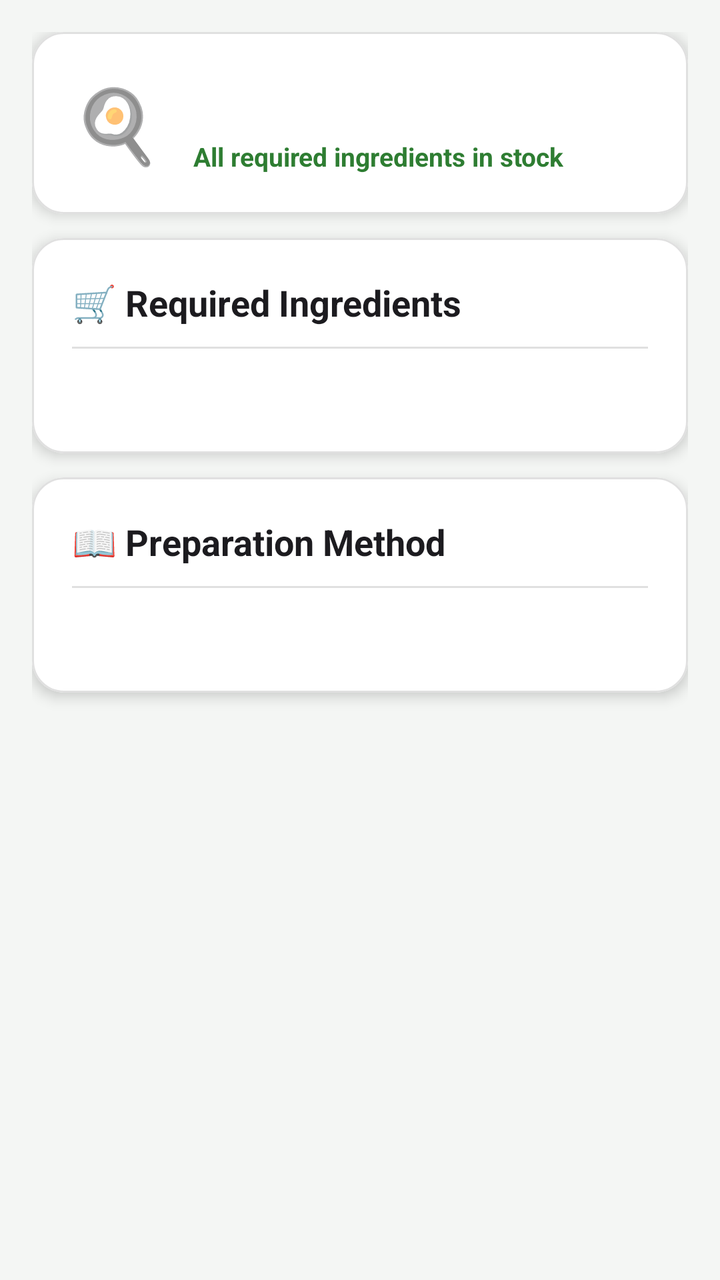
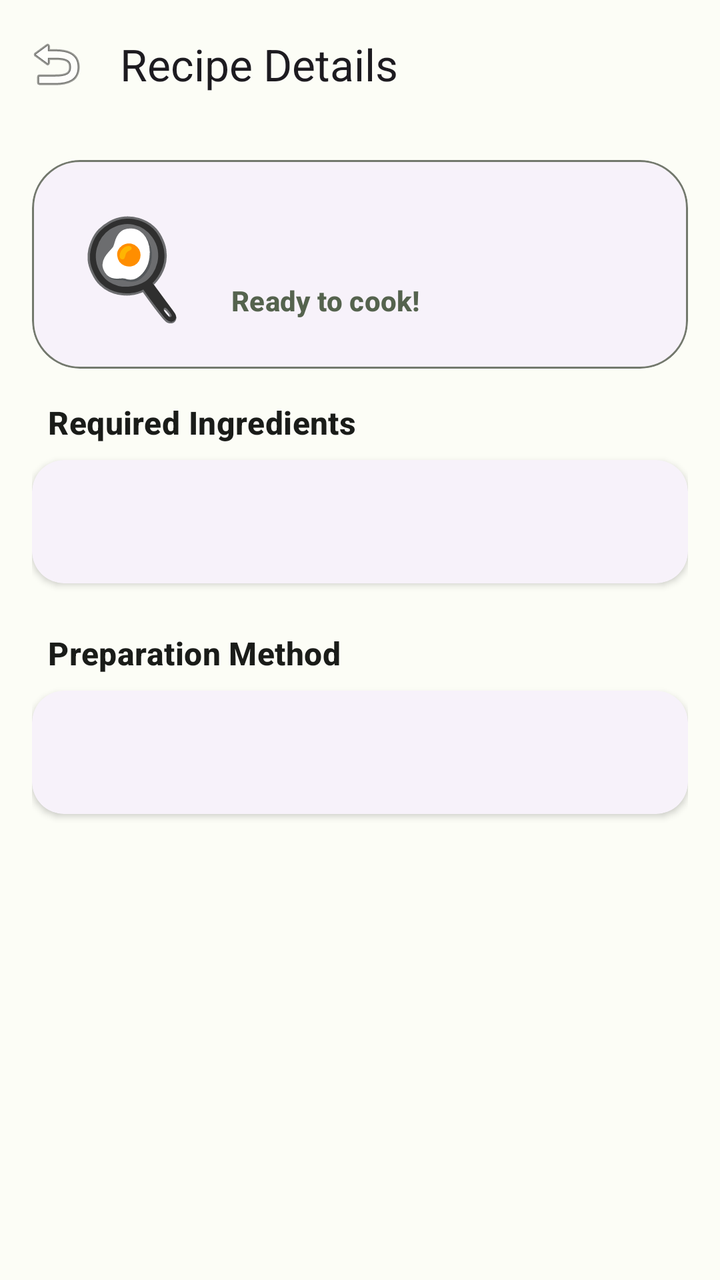

The first picture is an Android layout as it rendered before a commit; the second is the same layout after the commit. The layout source and the unified diff follow.
<!-- AndroidManifest.xml: application theme Theme.SmartPantry -->
<!-- res/layout/activity_recipe_detail.xml -->
<?xml version="1.0" encoding="utf-8"?>
<ScrollView xmlns:android="http://schemas.android.com/apk/res/android"
    xmlns:app="http://schemas.android.com/apk/res-auto"
    android:layout_width="match_parent"
    android:layout_height="match_parent"
    android:background="@color/background_light">

    <LinearLayout
        android:layout_width="match_parent"
        android:layout_height="wrap_content"
        android:orientation="vertical"
        android:padding="16dp">

        
        <com.google.android.material.card.MaterialCardView
            android:layout_width="match_parent"
            android:layout_height="wrap_content"
            android:layout_marginBottom="12dp"
            app:cardBackgroundColor="@color/white"
            app:cardCornerRadius="16dp"
            app:cardElevation="4dp"
            app:strokeColor="@color/divider_color"
            app:strokeWidth="1dp">

            <LinearLayout
                android:layout_width="match_parent"
                android:layout_height="wrap_content"
                android:gravity="center_vertical"
                android:orientation="horizontal"
                android:padding="20dp">

                <TextView
                    android:layout_width="wrap_content"
                    android:layout_height="wrap_content"
                    android:layout_marginEnd="16dp"
                    android:text="🍳"
                    android:textSize="36sp" />

                <LinearLayout
                    android:layout_width="match_parent"
                    android:layout_height="wrap_content"
                    android:orientation="vertical">

                    <TextView
                        android:id="@+id/recipeName"
                        android:layout_width="match_parent"
                        android:layout_height="wrap_content"
                        android:textColor="@color/green_dark"
                        android:textSize="22sp"
                        android:textStyle="bold" />

                    <TextView
                        android:layout_width="match_parent"
                        android:layout_height="wrap_content"
                        android:layout_marginTop="4dp"
                        android:text="All required ingredients in stock"
                        android:textColor="@color/green_primary"
                        android:textSize="13sp"
                        android:textStyle="bold" />
                </LinearLayout>
            </LinearLayout>
        </com.google.android.material.card.MaterialCardView>

        
        <com.google.android.material.card.MaterialCardView
            android:layout_width="match_parent"
            android:layout_height="wrap_content"
            android:layout_marginBottom="12dp"
            app:cardBackgroundColor="@color/white"
            app:cardCornerRadius="16dp"
            app:cardElevation="4dp"
            app:strokeColor="@color/divider_color"
            app:strokeWidth="1dp">

            <LinearLayout
                android:layout_width="match_parent"
                android:layout_height="wrap_content"
                android:orientation="vertical"
                android:padding="20dp">

                <TextView
                    android:layout_width="wrap_content"
                    android:layout_height="wrap_content"
                    android:text="🛒 Required Ingredients"
                    android:textColor="@color/text_primary"
                    android:textSize="18sp"
                    android:textStyle="bold" />

                <View
                    android:layout_width="match_parent"
                    android:layout_height="1dp"
                    android:layout_marginTop="10dp"
                    android:layout_marginBottom="12dp"
                    android:background="@color/divider_color" />

                <TextView
                    android:id="@+id/ingredientsText"
                    android:layout_width="match_parent"
                    android:layout_height="wrap_content"
                    android:lineSpacingExtra="6dp"
                    android:textColor="@color/text_primary"
                    android:textSize="15sp" />
            </LinearLayout>
        </com.google.android.material.card.MaterialCardView>

        
        <com.google.android.material.card.MaterialCardView
            android:layout_width="match_parent"
            android:layout_height="wrap_content"
            android:layout_marginBottom="16dp"
            app:cardBackgroundColor="@color/white"
            app:cardCornerRadius="16dp"
            app:cardElevation="4dp"
            app:strokeColor="@color/divider_color"
            app:strokeWidth="1dp">

            <LinearLayout
                android:layout_width="match_parent"
                android:layout_height="wrap_content"
                android:orientation="vertical"
                android:padding="20dp">

                <TextView
                    android:layout_width="wrap_content"
                    android:layout_height="wrap_content"
                    android:text="📖 Preparation Method"
                    android:textColor="@color/text_primary"
                    android:textSize="18sp"
                    android:textStyle="bold" />

                <View
                    android:layout_width="match_parent"
                    android:layout_height="1dp"
                    android:layout_marginTop="10dp"
                    android:layout_marginBottom="12dp"
                    android:background="@color/divider_color" />

                <TextView
                    android:id="@+id/methodText"
                    android:layout_width="match_parent"
                    android:layout_height="wrap_content"
                    android:lineSpacingExtra="6dp"
                    android:textColor="@color/text_primary"
                    android:textSize="15sp" />
            </LinearLayout>
        </com.google.android.material.card.MaterialCardView>

    </LinearLayout>
</ScrollView>
<!-- resources referenced by this layout -->
<resources>
  <color name="background_light">#F4F6F4</color>
  <color name="divider_color">#E0E0E0</color>
  <color name="green_dark">#1B5E20</color>
  <color name="green_primary">#2E7D32</color>
  <color name="text_primary">#1C1B1F</color>
  <color name="white">#FFFFFF</color>
  <style name="Theme.SmartPantry" parent="Theme.MaterialComponents.DayNight.DarkActionBar">
          <item name="colorPrimary">@color/green_primary</item>
          <item name="colorPrimaryVariant">@color/green_dark</item>
          <item name="colorOnPrimary">@color/white</item>
          <item name="colorSecondary">@color/amber_accent</item>
          <item name="colorOnSecondary">@color/white</item>
          <item name="android:windowBackground">@color/background_light</item>
          <item name="android:textColorPrimary">@color/text_primary</item>
      </style>
  <color name="amber_accent">#F57C00</color>
</resources>

<!-- the commit's change to res/layout/activity_recipe_detail.xml (unified diff, before → after) -->
@@ -1,149 +1,138 @@
 <?xml version="1.0" encoding="utf-8"?>
-<ScrollView xmlns:android="http://schemas.android.com/apk/res/android"
+<androidx.coordinatorlayout.widget.CoordinatorLayout xmlns:android="http://schemas.android.com/apk/res/android"
     xmlns:app="http://schemas.android.com/apk/res-auto"
     android:layout_width="match_parent"
     android:layout_height="match_parent"
-    android:background="@color/background_light">
+    android:background="?attr/colorSurface">
 
-    <LinearLayout
+    <com.google.android.material.appbar.AppBarLayout
         android:layout_width="match_parent"
-        android:layout_height="wrap_content"
-        android:orientation="vertical"
-        android:padding="16dp">
+        android:layout_height="wrap_content">
 
-        
-        <com.google.android.material.card.MaterialCardView
+        <com.google.android.material.appbar.MaterialToolbar
+            android:id="@+id/toolbar"
+            android:layout_width="match_parent"
+            android:layout_height="?attr/actionBarSize"
+            app:title="Recipe Details"
+            app:navigationIcon="@android:drawable/ic_menu_revert" />
+
+    </com.google.android.material.appbar.AppBarLayout>
+
+    <ScrollView
+        android:layout_width="match_parent"
+        android:layout_height="match_parent"
+        app:layout_behavior="@string/appbar_scrolling_view_behavior">
+
+        <LinearLayout
             android:layout_width="match_parent"
             android:layout_height="wrap_content"
-            android:layout_marginBottom="12dp"
-            app:cardBackgroundColor="@color/white"
-            app:cardCornerRadius="16dp"
-            app:cardElevation="4dp"
-            app:strokeColor="@color/divider_color"
-            app:strokeWidth="1dp">
+            android:orientation="vertical"
+            android:padding="16dp">
 
-            <LinearLayout
+            <com.google.android.material.card.MaterialCardView
                 android:layout_width="match_parent"
                 android:layout_height="wrap_content"
-                android:gravity="center_vertical"
-                android:orientation="horizontal"
-                android:padding="20dp">
-
-                <TextView
-                    android:layout_width="wrap_content"
-                    android:layout_height="wrap_content"
-                    android:layout_marginEnd="16dp"
-                    android:text="🍳"
-                    android:textSize="36sp" />
+                android:layout_marginBottom="16dp"
+                app:cardCornerRadius="24dp"
+                app:cardElevation="0dp"
+                app:strokeColor="?attr/colorOutline"
+                app:strokeWidth="1dp">
 
                 <LinearLayout
                     android:layout_width="match_parent"
                     android:layout_height="wrap_content"
-                    android:orientation="vertical">
+                    android:gravity="center_vertical"
+                    android:orientation="horizontal"
+                    android:padding="20dp">
 
                     <TextView
-                        android:id="@+id/recipeName"
+                        android:layout_width="wrap_content"
+                        android:layout_height="wrap_content"
+                        android:layout_marginEnd="20dp"
+                        android:text="🍳"
+                        android:textSize="48sp" />
+
+                    <LinearLayout
                         android:layout_width="match_parent"
                         android:layout_height="wrap_content"
-                        android:textColor="@color/green_dark"
-                        android:textSize="22sp"
-                        android:textStyle="bold" />
+                        android:orientation="vertical">
 
-                    <TextView
-                        android:layout_width="match_parent"
-                        android:layout_height="wrap_content"
-                        android:layout_marginTop="4dp"
-                        android:text="All required ingredients in stock"
-                        android:textColor="@color/green_primary"
-                        android:textSize="13sp"
-                        android:textStyle="bold" />
+                        <TextView
+                            android:id="@+id/recipeName"
+                            android:layout_width="match_parent"
+                            android:layout_height="wrap_content"
+                            android:textAppearance="?attr/textAppearanceHeadlineSmall"
+                            android:textColor="?attr/colorPrimary"
+                            android:textStyle="bold" />
+
+                        <TextView
+                            android:layout_width="match_parent"
+                            android:layout_height="wrap_content"
+                            android:layout_marginTop="4dp"
+                            android:text="Ready to cook!"
+                            android:textAppearance="?attr/textAppearanceLabelLarge"
+                            android:textColor="?attr/colorSecondary"
+                            android:textStyle="bold" />
+                    </LinearLayout>
                 </LinearLayout>
-            </LinearLayout>
-        </com.google.android.material.card.MaterialCardView>
+            </com.google.android.material.card.MaterialCardView>
 
-        
-        <com.google.android.material.card.MaterialCardView
-            android:layout_width="match_parent"
-            android:layout_height="wrap_content"
-            android:layout_marginBottom="12dp"
-            app:cardBackgroundColor="@color/white"
-            app:cardCornerRadius="16dp"
-            app:cardElevation="4dp"
-            app:strokeColor="@color/divider_color"
-            app:strokeWidth="1dp">
+            <TextView
+                android:layout_width="wrap_content"
+                android:layout_height="wrap_content"
+                android:layout_marginStart="8dp"
+                android:layout_marginBottom="8dp"
+                android:text="Required Ingredients"
+                android:textAppearance="?attr/textAppearanceTitleMedium"
+                android:textColor="?attr/colorOnSurface"
+                android:textStyle="bold" />
 
-            <LinearLayout
+            <com.google.android.material.card.MaterialCardView
                 android:layout_width="match_parent"
                 android:layout_height="wrap_content"
-                android:orientation="vertical"
-                android:padding="20dp">
-
-                <TextView
-                    android:layout_width="wrap_content"
-                    android:layout_height="wrap_content"
-                    android:text="🛒 Required Ingredients"
-                    android:textColor="@color/text_primary"
-                    android:textSize="18sp"
-                    android:textStyle="bold" />
-
-                <View
-                    android:layout_width="match_parent"
-                    android:layout_height="1dp"
-                    android:layout_marginTop="10dp"
-                    android:layout_marginBottom="12dp"
-                    android:background="@color/divider_color" />
+                android:layout_marginBottom="24dp"
+                app:cardCornerRadius="16dp"
+                app:cardElevation="2dp"
+                app:strokeWidth="0dp">
 
                 <TextView
                     android:id="@+id/ingredientsText"
                     android:layout_width="match_parent"
                     android:layout_height="wrap_content"
-                    android:lineSpacingExtra="6dp"
-                    android:textColor="@color/text_primary"
-                    android:textSize="15sp" />
-            </LinearLayout>
-        </com.google.android.material.card.MaterialCardView>
+                    android:padding="20dp"
+                    android:textAppearance="?attr/textAppearanceBodyLarge"
+                    android:textColor="?attr/colorOnSurface"
+                    android:lineSpacingExtra="4dp" />
+            </com.google.android.material.card.MaterialCardView>
 
-        
-        <com.google.android.material.card.MaterialCardView
-            android:layout_width="match_parent"
-            android:layout_height="wrap_content"
-            android:layout_marginBottom="16dp"
-            app:cardBackgroundColor="@color/white"
-            app:cardCornerRadius="16dp"
-            app:cardElevation="4dp"
-            app:strokeColor="@color/divider_color"
-            app:strokeWidth="1dp">
+            <TextView
+                android:layout_width="wrap_content"
+                android:layout_height="wrap_content"
+                android:layout_marginStart="8dp"
+                android:layout_marginBottom="8dp"
+                android:text="Preparation Method"
+                android:textAppearance="?attr/textAppearanceTitleMedium"
+                android:textColor="?attr/colorOnSurface"
+                android:textStyle="bold" />
 
-            <LinearLayout
+            <com.google.android.material.card.MaterialCardView
                 android:layout_width="match_parent"
                 android:layout_height="wrap_content"
-                android:orientation="vertical"
-                android:padding="20dp">
-
-                <TextView
-                    android:layout_width="wrap_content"
-                    android:layout_height="wrap_content"
-                    android:text="📖 Preparation Method"
-                    android:textColor="@color/text_primary"
-                    android:textSize="18sp"
-                    android:textStyle="bold" />
-
-                <View
-                    android:layout_width="match_parent"
-                    android:layout_height="1dp"
-                    android:layout_marginTop="10dp"
-                    android:layout_marginBottom="12dp"
-                    android:background="@color/divider_color" />
+                android:layout_marginBottom="32dp"
+                app:cardCornerRadius="16dp"
+                app:cardElevation="2dp"
+                app:strokeWidth="0dp">
 
                 <TextView
                     android:id="@+id/methodText"
                     android:layout_width="match_parent"
                     android:layout_height="wrap_content"
-                    android:lineSpacingExtra="6dp"
-                    android:textColor="@color/text_primary"
-                    android:textSize="15sp" />
-            </LinearLayout>
-        </com.google.android.material.card.MaterialCardView>
+                    android:padding="20dp"
+                    android:textAppearance="?attr/textAppearanceBodyLarge"
+                    android:textColor="?attr/colorOnSurface"
+                    android:lineSpacingExtra="4dp" />
+            </com.google.android.material.card.MaterialCardView>
 
-    </LinearLayout>
-</ScrollView>
+        </LinearLayout>
+    </ScrollView>
+</androidx.coordinatorlayout.widget.CoordinatorLayout>
<!-- resource entries referenced after the edit -->
@@ -1,20 +1,48 @@
 <!-- resources referenced by this layout -->
 <resources>
-  <color name="background_light">#F4F6F4</color>
-  <color name="divider_color">#E0E0E0</color>
-  <color name="green_dark">#1B5E20</color>
-  <color name="green_primary">#2E7D32</color>
-  <color name="text_primary">#1C1B1F</color>
-  <color name="white">#FFFFFF</color>
-  <style name="Theme.SmartPantry" parent="Theme.MaterialComponents.DayNight.DarkActionBar">
-          <item name="colorPrimary">@color/green_primary</item>
-          <item name="colorPrimaryVariant">@color/green_dark</item>
-          <item name="colorOnPrimary">@color/white</item>
-          <item name="colorSecondary">@color/amber_accent</item>
-          <item name="colorOnSecondary">@color/white</item>
-          <item name="android:windowBackground">@color/background_light</item>
-          <item name="android:textColorPrimary">@color/text_primary</item>
+  <style name="Theme.SmartPantry" parent="Theme.Material3.DayNight.NoActionBar">
+          <item name="colorPrimary">@color/md_theme_primary</item>
+          <item name="colorOnPrimary">@color/md_theme_onPrimary</item>
+          <item name="colorPrimaryContainer">@color/md_theme_primaryContainer</item>
+          <item name="colorOnPrimaryContainer">@color/md_theme_onPrimaryContainer</item>
+  
+          <item name="colorSecondary">@color/md_theme_secondary</item>
+          <item name="colorOnSecondary">@color/md_theme_onSecondary</item>
+          <item name="colorSecondaryContainer">@color/md_theme_secondaryContainer</item>
+          <item name="colorOnSecondaryContainer">@color/md_theme_onSecondaryContainer</item>
+  
+          <item name="colorError">@color/md_theme_error</item>
+          <item name="colorOnError">@color/md_theme_onError</item>
+          <item name="colorErrorContainer">@color/md_theme_errorContainer</item>
+          <item name="colorOnErrorContainer">@color/md_theme_onErrorContainer</item>
+  
+          <item name="android:windowBackground">@color/md_theme_background</item>
+          <item name="colorSurface">@color/md_theme_surface</item>
+          <item name="colorOnSurface">@color/md_theme_onSurface</item>
+          <item name="colorSurfaceVariant">@color/md_theme_surfaceVariant</item>
+          <item name="colorOnSurfaceVariant">@color/md_theme_onSurfaceVariant</item>
+          <item name="colorOutline">@color/md_theme_outline</item>
+  
+          
+          <item name="materialCardViewStyle">@style/Widget.Material3.CardView.Elevated</item>
       </style>
-  <color name="amber_accent">#F57C00</color>
+  <color name="md_theme_primary">#2E7D32</color>
+  <color name="md_theme_onPrimary">#FFFFFF</color>
+  <color name="md_theme_primaryContainer">#C8E6C9</color>
+  <color name="md_theme_onPrimaryContainer">#002107</color>
+  <color name="md_theme_secondary">#55634E</color>
+  <color name="md_theme_onSecondary">#FFFFFF</color>
+  <color name="md_theme_secondaryContainer">#D8E8CD</color>
+  <color name="md_theme_onSecondaryContainer">#131F0F</color>
+  <color name="md_theme_error">#BA1A1A</color>
+  <color name="md_theme_onError">#FFFFFF</color>
+  <color name="md_theme_errorContainer">#FFDAD6</color>
+  <color name="md_theme_onErrorContainer">#410002</color>
+  <color name="md_theme_background">#FCFDF6</color>
+  <color name="md_theme_surface">#FCFDF6</color>
+  <color name="md_theme_onSurface">#1A1C19</color>
+  <color name="md_theme_surfaceVariant">#DFE4D7</color>
+  <color name="md_theme_onSurfaceVariant">#43483E</color>
+  <color name="md_theme_outline">#73796D</color>
 </resources>
 
